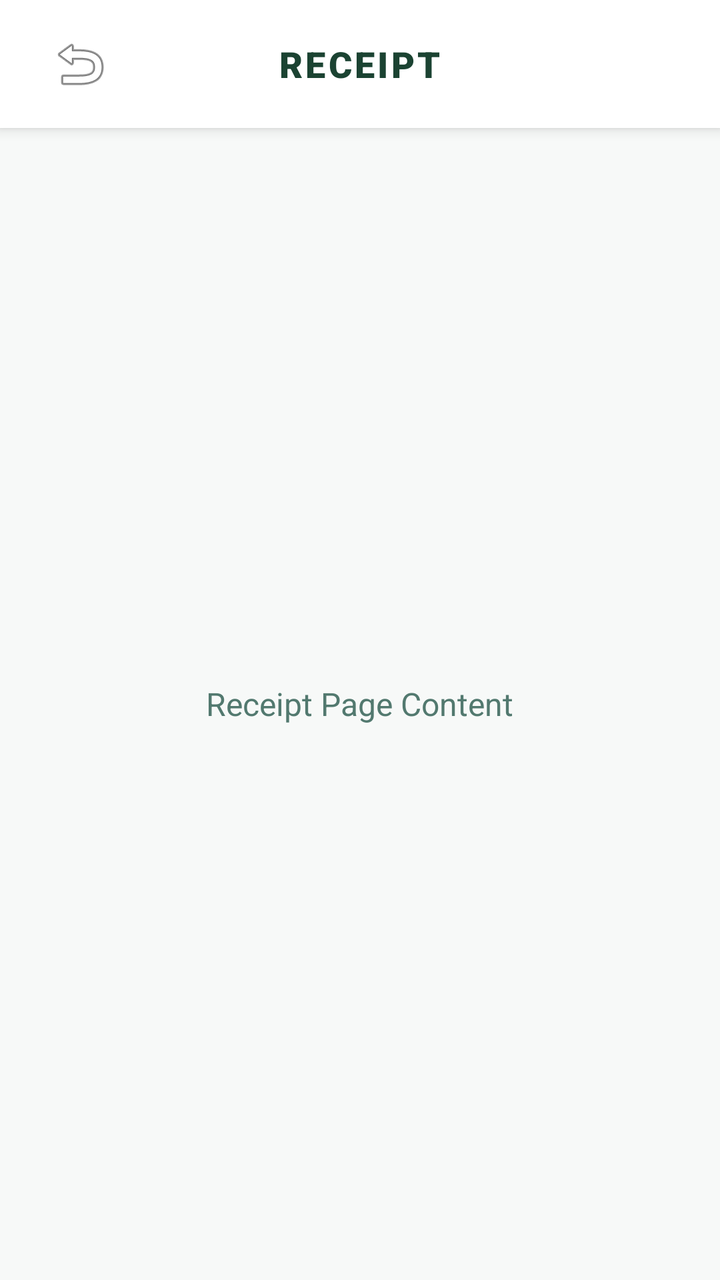
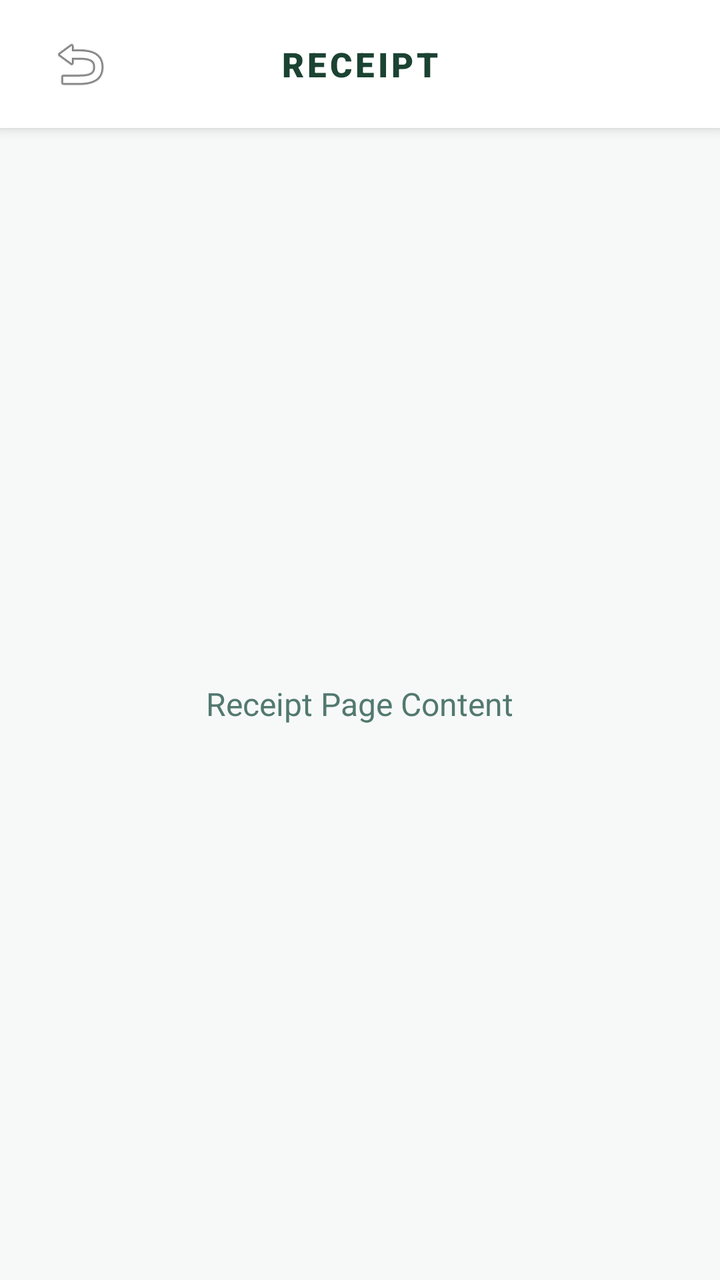

Before-and-after screenshots of an Android layout around one commit, followed by the original layout XML and the change that was made.
<!-- AndroidManifest.xml: activity theme Theme.POS -->
<!-- res/layout/activity_receipt.xml -->
<?xml version="1.0" encoding="utf-8"?>
<LinearLayout xmlns:android="http://schemas.android.com/apk/res/android"
    android:layout_width="match_parent"
    android:layout_height="match_parent"
    android:background="#F7F9F8"
    android:orientation="vertical">

    <RelativeLayout
        android:layout_width="match_parent"
        android:layout_height="64dp"
        android:background="#FFFFFF"
        android:elevation="4dp"
        android:paddingStart="16dp"
        android:paddingEnd="16dp">

        <ImageButton
            android:id="@+id/btnBack"
            android:layout_width="48dp"
            android:layout_height="48dp"
            android:layout_centerVertical="true"
            android:background="?attr/selectableItemBackgroundBorderless"
            android:src="@android:drawable/ic_menu_revert" />

        <TextView
            android:layout_width="wrap_content"
            android:layout_height="wrap_content"
            android:layout_centerInParent="true"
            android:text="RECEIPT"
            android:textColor="#1B4332"
            android:textSize="18sp"
            android:fontFamily="sans-serif-black"
            android:letterSpacing="0.08" />
    </RelativeLayout>

    <FrameLayout
        android:layout_width="match_parent"
        android:layout_height="match_parent">
        <TextView
            android:layout_width="wrap_content"
            android:layout_height="wrap_content"
            android:layout_gravity="center"
            android:text="Receipt Page Content"
            android:textColor="#52796F"
            android:textSize="16sp" />
    </FrameLayout>
</LinearLayout>
<!-- resources referenced by this layout -->
<resources>
  <style name="Theme.POS" parent="Theme.MaterialComponents.DayNight.NoActionBar">
          
          <item name="colorPrimary">@color/bank_primary</item>
          <item name="colorPrimaryVariant">@color/bank_secondary</item>
          <item name="colorOnPrimary">@color/white</item>
          
          
          <item name="android:statusBarColor">@color/bank_primary</item>
          
          
          <item name="android:windowBackground">@color/bg_soft</item>
          
          
          <item name="colorSurface">@color/white</item>
          <item name="colorOnSurface">@color/text_dark</item>
          
          
          <item name="android:textColorPrimary">@color/text_dark</item>
          <item name="android:textColorSecondary">@color/text_muted</item>
      </style>
  <color name="bank_primary">#1B4332</color>
  <color name="bank_secondary">#2D6A4F</color>
  <color name="white">#FFFFFF</color>
  <color name="bg_soft">#F0F4F2</color>
  <color name="text_dark">#081C15</color>
  <color name="text_muted">#52796F</color>
</resources>

<!-- the commit's change to res/layout/activity_receipt.xml (unified diff, before → after) -->
@@ -2,13 +2,13 @@
 <LinearLayout xmlns:android="http://schemas.android.com/apk/res/android"
     android:layout_width="match_parent"
     android:layout_height="match_parent"
-    android:background="#F7F9F8"
+    android:background="@color/bg_page"
     android:orientation="vertical">
 
     <RelativeLayout
         android:layout_width="match_parent"
         android:layout_height="64dp"
-        android:background="#FFFFFF"
+        android:background="@color/bg_surface"
         android:elevation="4dp"
         android:paddingStart="16dp"
         android:paddingEnd="16dp">
@@ -26,10 +26,10 @@
             android:layout_height="wrap_content"
             android:layout_centerInParent="true"
             android:text="RECEIPT"
-            android:textColor="#1B4332"
-            android:textSize="18sp"
+            android:textColor="@color/text_primary"
+            android:textSize="17sp"
             android:fontFamily="sans-serif-black"
-            android:letterSpacing="0.08" />
+            android:letterSpacing="0.1" />
     </RelativeLayout>
 
     <FrameLayout
@@ -40,7 +40,7 @@
             android:layout_height="wrap_content"
             android:layout_gravity="center"
             android:text="Receipt Page Content"
-            android:textColor="#52796F"
+            android:textColor="@color/text_secondary"
             android:textSize="16sp" />
     </FrameLayout>
 </LinearLayout>
<!-- resource entries referenced after the edit -->
@@ -1,5 +1,9 @@
 <!-- resources referenced by this layout -->
 <resources>
+  <color name="bg_page">#F7F9F8</color>
+  <color name="bg_surface">#FFFFFF</color>
+  <color name="text_primary">#1B4332</color>
+  <color name="text_secondary">#52796F</color>
   <style name="Theme.POS" parent="Theme.MaterialComponents.DayNight.NoActionBar">
           
           <item name="colorPrimary">@color/bank_primary</item>
@@ -23,8 +27,8 @@
   <color name="bank_primary">#1B4332</color>
   <color name="bank_secondary">#2D6A4F</color>
   <color name="white">#FFFFFF</color>
-  <color name="bg_soft">#F0F4F2</color>
-  <color name="text_dark">#081C15</color>
+  <color name="bg_soft">#F7F9F8</color>
+  <color name="text_dark">#1B4332</color>
   <color name="text_muted">#52796F</color>
 </resources>
 
